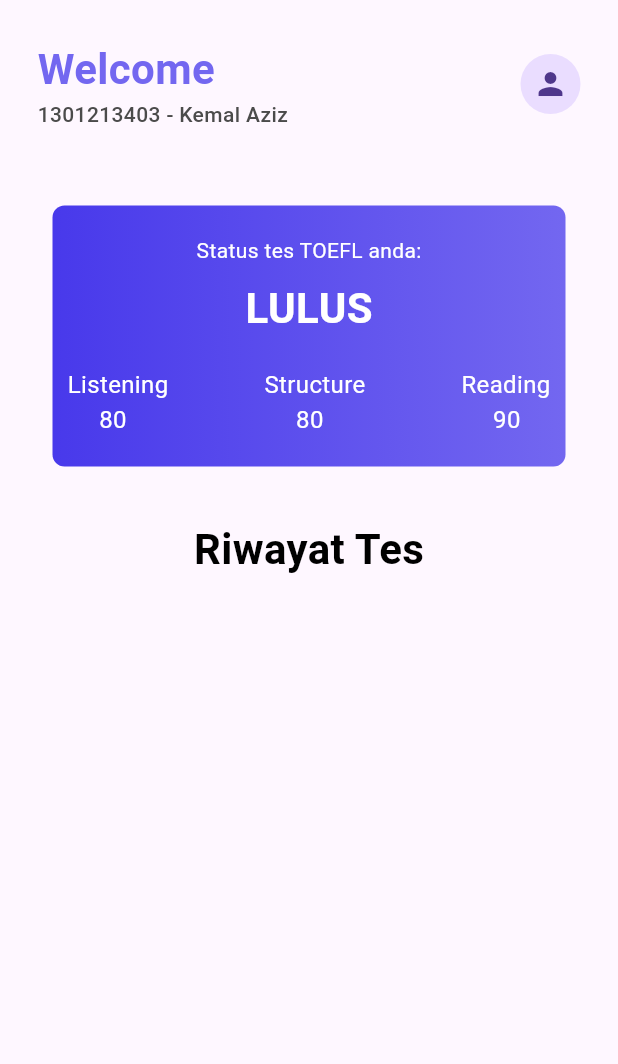
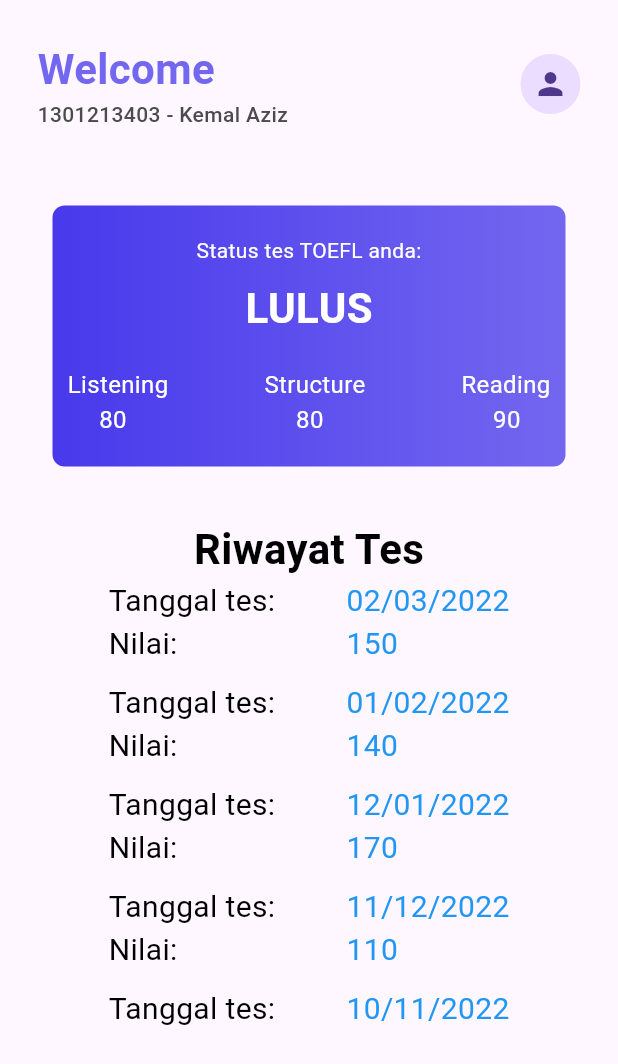
Before and after one commit to KStarID/Kuliah_ABP, a Flutter app: the screen it shows after launch, on a phone screen of 412 x 824 dp. Shown: the top 1064 px of the screen. Run offline on Flutter 3.47's test engine with Material 3 defaults, Android fonts, the phone set to English and light mode, and no system bars.

Commit message:
week10.2

```diff
--- a/lib/main.dart
+++ b/lib/main.dart
@@ -28,6 +28,18 @@ class MyHomePage extends StatefulWidget {
 }
 
 class _MyHomePageState extends State<MyHomePage> {
+  final data = const [
+    {"tgl": "02/03/2022", "nilai": "150"},
+    {"tgl": "01/02/2022", "nilai": "140"},
+    {"tgl": "12/01/2022", "nilai": "170"},
+    {"tgl": "11/12/2022", "nilai": "110"},
+    {"tgl": "10/11/2022", "nilai": "180"},
+    {"tgl": "09/10/2022", "nilai": "190"},
+    {"tgl": "08/09/2022", "nilai": "160"},
+    {"tgl": "07/08/2022", "nilai": "155"},
+    {"tgl": "06/07/2022", "nilai": "145"},
+    {"tgl": "05/06/2022", "nilai": "140"},
+  ];
   @override
   Widget build(BuildContext context) {
     return Scaffold(
@@ -150,6 +162,37 @@ class _MyHomePageState extends State<MyHomePage> {
                       letterSpacing: 0.25),
                 ),
               ),
+              Container(
+                height: 300,
+                child: ListView.builder(
+                    itemCount: data.length,
+                    itemBuilder: (context, index) {
+                      return Column(
+                        children: [
+                          Row(
+                            mainAxisAlignment: MainAxisAlignment.spaceEvenly,
+                            children: [
+                              const Text(
+                                "Tanggal tes:\nNilai:",
+                                style: TextStyle(
+                                  color: Colors.black,
+                                  fontSize: 20,
+                                ),
+                              ),
+                              Text(
+                                '${data[index]["tgl"]!}\n${data[index]["nilai"]!}',
+                                style: const TextStyle(
+                                    color: Colors.blue, fontSize: 20),
+                              )
+                            ],
+                          ),
+                          const SizedBox(
+                            height: 10,
+                          ),
+                        ],
+                      );
+                    }),
+              )
             ],
           ),
         ),
```
